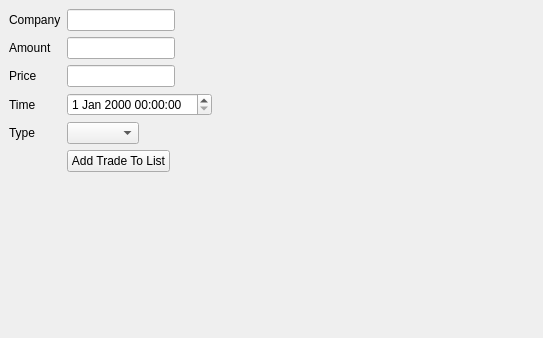
Above: trading-signal-widget.ui from shocklateboy92/se3011 before the change. Below: the same form after it.
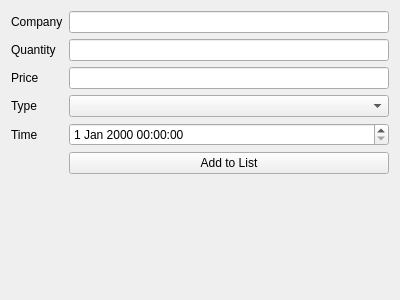
That is the form after the change.

Commit message:
Tried getting rid of old signal generator
Should run fine

```diff
--- a/trading-signal-widget.ui
+++ b/trading-signal-widget.ui
@@ -1,82 +1,77 @@
 <?xml version="1.0" encoding="UTF-8"?>
 <ui version="4.0">
  <class>TradingSignalWidget</class>
- <widget class="QDockWidget" name="TradingSignalWidget">
+ <widget class="QWidget" name="TradingSignalWidget">
   <property name="geometry">
    <rect>
     <x>0</x>
     <y>0</y>
-    <width>543</width>
-    <height>338</height>
+    <width>400</width>
+    <height>300</height>
    </rect>
   </property>
   <property name="windowTitle">
-   <string>Signal Generator</string>
+   <string>Form</string>
   </property>
-  <widget class="QWidget" name="dockWidgetContents">
    <layout class="QFormLayout" name="formLayout">
-    <property name="fieldGrowthPolicy">
-     <enum>QFormLayout::FieldsStayAtSizeHint</enum>
-    </property>
-    <item row="4" column="0">
-     <widget class="QLabel" name="label">
-      <property name="text">
-       <string>Amount</string>
-      </property>
-     </widget>
-    </item>
-    <item row="4" column="1">
+   <item row="1" column="1">
      <widget class="QLineEdit" name="lineEdit"/>
     </item>
-    <item row="5" column="0">
+   <item row="1" column="0">
+    <widget class="QLabel" name="label">
+     <property name="text">
+      <string>Company</string>
+     </property>
+    </widget>
+   </item>
+   <item row="2" column="0">
      <widget class="QLabel" name="label_2">
       <property name="text">
-       <string>Price</string>
+      <string>Quantity</string>
       </property>
      </widget>
     </item>
-    <item row="5" column="1">
+   <item row="2" column="1">
      <widget class="QLineEdit" name="lineEdit_2"/>
     </item>
-    <item row="6" column="0">
+   <item row="3" column="0">
      <widget class="QLabel" name="label_3">
       <property name="text">
-       <string>Time</string>
+      <string>Price</string>
       </property>
      </widget>
     </item>
+   <item row="3" column="1">
+    <widget class="QLineEdit" name="lineEdit_3"/>
+   </item>
     <item row="6" column="1">
-     <widget class="QDateTimeEdit" name="dateTimeEdit"/>
-    </item>
-    <item row="7" column="0">
+    <widget class="QPushButton" name="pushButton">
+     <property name="text">
+      <string>Add to List</string>
+     </property>
+    </widget>
+   </item>
+   <item row="4" column="1">
+    <widget class="QComboBox" name="comboBox"/>
+   </item>
+   <item row="4" column="0">
      <widget class="QLabel" name="label_4">
       <property name="text">
        <string>Type</string>
       </property>
      </widget>
     </item>
-    <item row="7" column="1">
-     <widget class="QComboBox" name="comboBox"/>
-    </item>
-    <item row="8" column="1">
-     <widget class="QPushButton" name="addTrade">
-      <property name="text">
-       <string>Add Trade To List</string>
-      </property>
-     </widget>
-    </item>
-    <item row="3" column="0">
+   <item row="5" column="1">
+    <widget class="QDateTimeEdit" name="dateTimeEdit"/>
+   </item>
+   <item row="5" column="0">
      <widget class="QLabel" name="label_5">
       <property name="text">
-       <string>Company</string>
+      <string>Time</string>
       </property>
      </widget>
     </item>
-    <item row="3" column="1">
-     <widget class="QLineEdit" name="lineEdit_3"/>
-    </item>
-   </layout>
-  </widget>
+  </layout>
  </widget>
  <resources/>
  <connections/>
```
Lines whose indentation alone changed are shown as unchanged. The commit also changes 12 other files.
